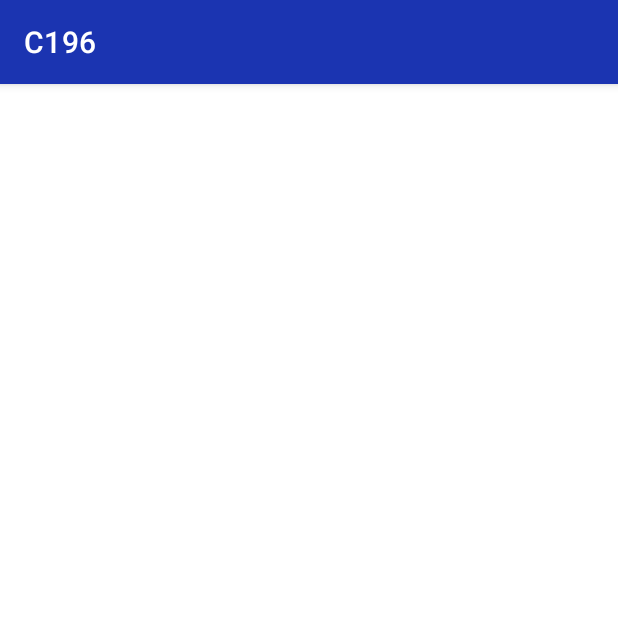
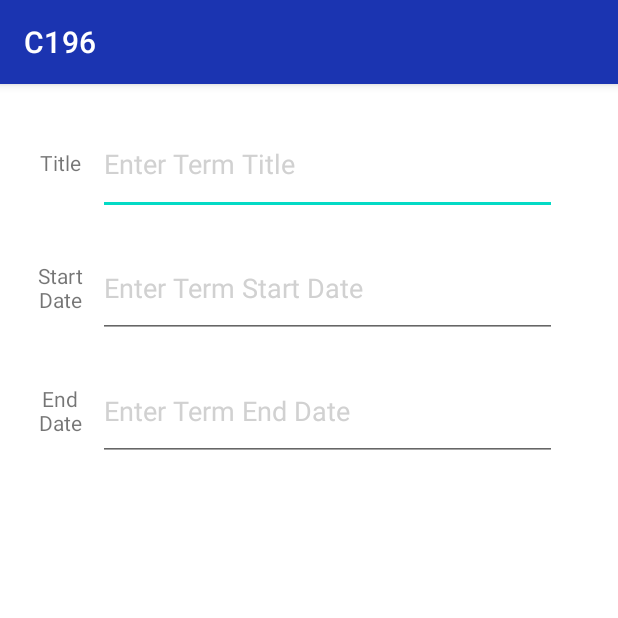
Before and after one commit to JohnHumphrey2099/C196, an Android app: the TermDetail screen opened directly, with no data from a screen before it, on a phone screen of 412 x 824 dp, the top half of it. Run offline under Robolectric (Android 15) with nearby library versions, the phone set to English and light mode, and no system bars.

Commit message:
Working on TermDetails layout

```diff
--- a/app/src/main/java/com/humphrey/c196/UI/AssessmentAdapter.java
+++ b/app/src/main/java/com/humphrey/c196/UI/AssessmentAdapter.java
@@ -66,6 +66,16 @@ public class AssessmentAdapter extends RecyclerView.Adapter<AssessmentAdapter.As
 
         @Override
         public int getItemCount() {
-            return assessmentList.size();
+            if (assessmentList!= null){
+                return assessmentList.size();
+            }
+            else{
+                return 0;
+            }
+        }
+
+        public void setAssessments(List<Assessment> assessments){
+            assessmentList = assessments;
+            notifyDataSetChanged();
         }
 }
--- a/app/src/main/java/com/humphrey/c196/UI/CourseAdapter.java
+++ b/app/src/main/java/com/humphrey/c196/UI/CourseAdapter.java
@@ -67,6 +67,17 @@ public class CourseAdapter extends RecyclerView.Adapter<CourseAdapter.CourseView
 
     @Override
     public int getItemCount() {
-        return courseList.size();
+
+        if (courseList != null){
+            return courseList.size();
+        }
+        else{
+            return 0;
+        }
+    }
+
+    public void setCourses(List<Course> courses){
+        courseList = courses;
+        notifyDataSetChanged();
     }
 }
--- a/app/src/main/java/com/humphrey/c196/UI/TermAdapter.java
+++ b/app/src/main/java/com/humphrey/c196/UI/TermAdapter.java
@@ -45,11 +45,17 @@ public class TermAdapter extends RecyclerView.Adapter<TermAdapter.TermViewHolder
                     int position = getAdapterPosition();
                     final Term selectedTerm = termList.get(position);
                     Intent intent = new Intent(context, TermDetail.class);
+                    intent.putExtra("id", selectedTerm.getTermID());
+                    intent.putExtra("title", selectedTerm.getTitle());
+                    intent.putExtra("start", selectedTerm.getStartDate());
+                    intent.putExtra("end", selectedTerm.getEndDate());
+
                     context.startActivity(intent);
                 }
             });
         }
     }
+    //sets the layout to display (i.e. the row)
     @NonNull
     @Override
     public TermAdapter.TermViewHolder onCreateViewHolder(@NonNull ViewGroup parent, int viewType) {
@@ -57,6 +63,7 @@ public class TermAdapter extends RecyclerView.Adapter<TermAdapter.TermViewHolder
         return new TermAdapter.TermViewHolder(view);
     }
 
+    //sets the values of the views inside the layout set in the onCreateViewHolder
     @Override
     public void onBindViewHolder(@NonNull TermAdapter.TermViewHolder holder, int position) {
         if(termList != null){
@@ -69,6 +76,17 @@ public class TermAdapter extends RecyclerView.Adapter<TermAdapter.TermViewHolder
 
     @Override
     public int getItemCount() {
-        return termList.size();
+
+        if (termList != null){
+            return termList.size();
+        }
+        else {
+            return 0;
+        }
+    }
+
+    public void setTerms(List<Term> terms){
+        termList = terms;
+        notifyDataSetChanged();
     }
 }
--- a/app/src/main/res/layout/activity_term_detail.xml
+++ b/app/src/main/res/layout/activity_term_detail.xml
@@ -6,4 +6,75 @@
     android:layout_height="match_parent"
     tools:context=".UI.TermDetail">
 
+    <TextView
+        android:id="@+id/labelTermStart"
+        android:layout_width="40dp"
+        android:layout_height="45dp"
+        android:layout_marginStart="20dp"
+        android:layout_marginTop="10dp"
+        android:gravity="center"
+        android:text="Start Date"
+        app:layout_constraintStart_toStartOf="parent"
+        app:layout_constraintTop_toTopOf="@+id/editTextTermStart" />
+
+    <TextView
+        android:id="@+id/labelTermEnd"
+        android:layout_width="40dp"
+        android:layout_height="45dp"
+        android:layout_marginStart="20dp"
+        android:layout_marginTop="10dp"
+        android:gravity="center"
+        android:text="End Date"
+        app:layout_constraintStart_toStartOf="parent"
+        app:layout_constraintTop_toTopOf="@+id/editTextTd" />
+
+    <EditText
+        android:id="@+id/editTextTermTitle"
+        android:layout_width="306dp"
+        android:layout_height="67dp"
+        android:layout_marginLeft="5dp"
+        android:layout_marginTop="20dp"
+        android:ems="10"
+        android:hint="Enter Term Title"
+        android:inputType="textPersonName"
+        android:textColorHint="#D1D1D1"
+        app:layout_constraintStart_toEndOf="@+id/labelTermTitle"
+        app:layout_constraintTop_toTopOf="parent" />
+
+    <EditText
+        android:id="@+id/editTextTermStart"
+        android:layout_width="306dp"
+        android:layout_height="66dp"
+        android:layout_marginStart="5dp"
+        android:layout_marginTop="16dp"
+        android:ems="10"
+        android:hint="Enter Term Start Date"
+        android:inputType="textPersonName"
+        android:textColorHint="@color/hintText"
+        app:layout_constraintStart_toEndOf="@+id/labelTermStart"
+        app:layout_constraintTop_toBottomOf="@+id/editTextTermTitle" />
+
+    <TextView
+        android:id="@+id/labelTermTitle"
+        android:layout_width="40dp"
+        android:layout_height="45dp"
+        android:layout_marginStart="20dp"
+        android:layout_marginTop="10dp"
+        android:gravity="center"
+        android:text="Title"
+        app:layout_constraintStart_toStartOf="parent"
+        app:layout_constraintTop_toTopOf="@+id/editTextTermTitle" />
+
+    <EditText
+        android:id="@+id/editTextTd"
+        android:layout_width="306dp"
+        android:layout_height="66dp"
+        android:layout_marginStart="5dp"
+        android:layout_marginTop="16dp"
+        android:ems="10"
+        android:hint="Enter Term End Date"
+        android:inputType="textPersonName"
+        android:textColorHint="@color/hintText"
+        app:layout_constraintStart_toEndOf="@+id/labelTermEnd"
+        app:layout_constraintTop_toBottomOf="@+id/editTextTermStart" />
 </androidx.constraintlayout.widget.ConstraintLayout>
--- a/app/src/main/res/values/colors.xml
+++ b/app/src/main/res/values/colors.xml
@@ -7,4 +7,5 @@
     <color name="teal_700">#FF018786</color>
     <color name="black">#FF000000</color>
     <color name="white">#FFFFFFFF</color>
+    <color name ="hintText">#D1D1D1</color>
 </resources>
```
